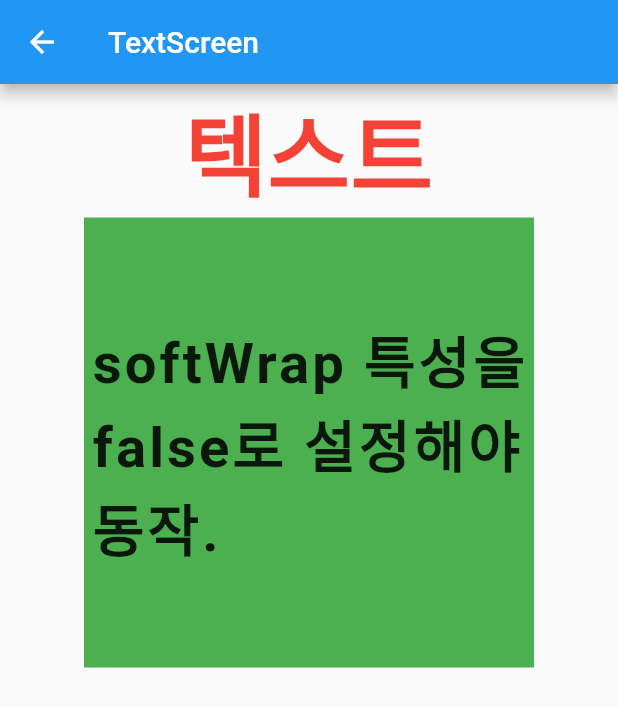
After one commit to jinhan38/flutter_lecture_first, a Flutter app: the TextScreen screen opened directly, on a phone screen of 412 x 824 dp. The commit adds this screen. Shown: the top 707 px of the screen. Run offline on Flutter 3.47's test engine with Material 2 defaults, Android fonts, the phone set to English and light mode, and no system bars; missing offline and left inert: dart:ffi.

Commit message:
text_screen.dart 추가

```diff
--- /dev/null
+++ b/lib/ch3/text_screen.dart
@@ -0,0 +1,84 @@
+import 'package:flutter/material.dart';
+
+class TextScreen extends StatelessWidget {
+  const TextScreen({super.key});
+
+  @override
+  Widget build(BuildContext context) {
+    return Scaffold(
+      appBar: AppBar(
+        title: const Text("TextScreen"),
+      ),
+      body:  Column(
+        children: [
+          const Row(
+            children: [
+              Expanded(
+                child: Text(
+                  "텍스트",
+                  textAlign: TextAlign.center,
+                  style: TextStyle(
+                    fontSize: 60,
+                    fontWeight: FontWeight.bold,
+                    color: Colors.red,
+                  ),
+                ),
+              ),
+
+            ],
+          ),
+          advanced(),
+        ],
+      ),
+    );
+  }
+
+  Widget advanced(){
+     return Center(
+      child: Container(
+        color: Colors.green,
+        alignment: Alignment.center,
+        width: 300,
+        height: 300,
+        child: const Text(
+          "softWrap 특성을 false로 설정해야 동작.",
+          style: TextStyle(
+            fontSize: 25,
+            fontWeight: FontWeight.bold,
+            letterSpacing: 2,
+            // height: 5,
+            // color: Colors.red,
+            // backgroundColor: Colors.grey.shade400,
+            // shadows: const [
+            //   Shadow(
+            //     color: Colors.blue,
+            //     offset: Offset(-5, -5),
+            //     blurRadius: 3,
+            //   ),
+            // ],
+            // decoration: TextDecoration.lineThrough,
+            // decorationThickness: 1,
+            // decorationColor: Colors.black,
+            // decorationStyle: TextDecorationStyle.solid,
+          ),
+          maxLines: 3,
+
+          /// TextOverflow에서 fade와 visible은
+          /// softWrap특성을 false로 설정해야 동작.
+          overflow: TextOverflow.ellipsis,
+          softWrap: true,
+
+          /// 텍스트 크기 비율 설정
+          textScaleFactor: 1.5,
+
+          textWidthBasis: TextWidthBasis.longestLine,
+
+          textHeightBehavior: TextHeightBehavior(
+            applyHeightToFirstAscent: false,
+            applyHeightToLastDescent: false,
+          ),
+        ),
+      ),
+    );
+  }
+}
--- a/lib/home_screen.dart
+++ b/lib/home_screen.dart
@@ -1,6 +1,7 @@
 import 'package:flutter/material.dart';
 import 'package:flutter_lecture_first/ch3/container_screen.dart';
 import 'package:flutter_lecture_first/ch3/scaffold_screen.dart';
+import 'package:flutter_lecture_first/ch3/text_screen.dart';
 
 import 'ch3/column_screen.dart';
 import 'ch3/row_screen.dart';
@@ -25,6 +26,7 @@ class _HomeScreenState extends State<HomeScreen> {
           button(page: ColumnScreen(), name: "column"),
           button(page: RowScreen(), name: "row"),
           button(page: ScaffoldScreen(), name: "scaffold"),
+          button(page: TextScreen(), name: "text"),
         ],
       ),
     );
```
